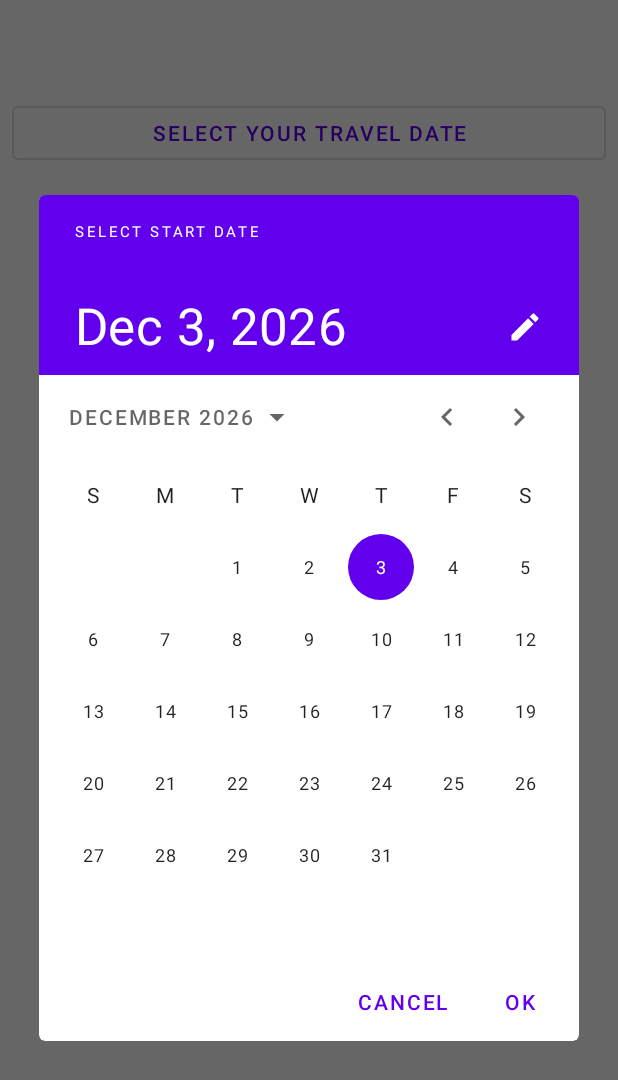
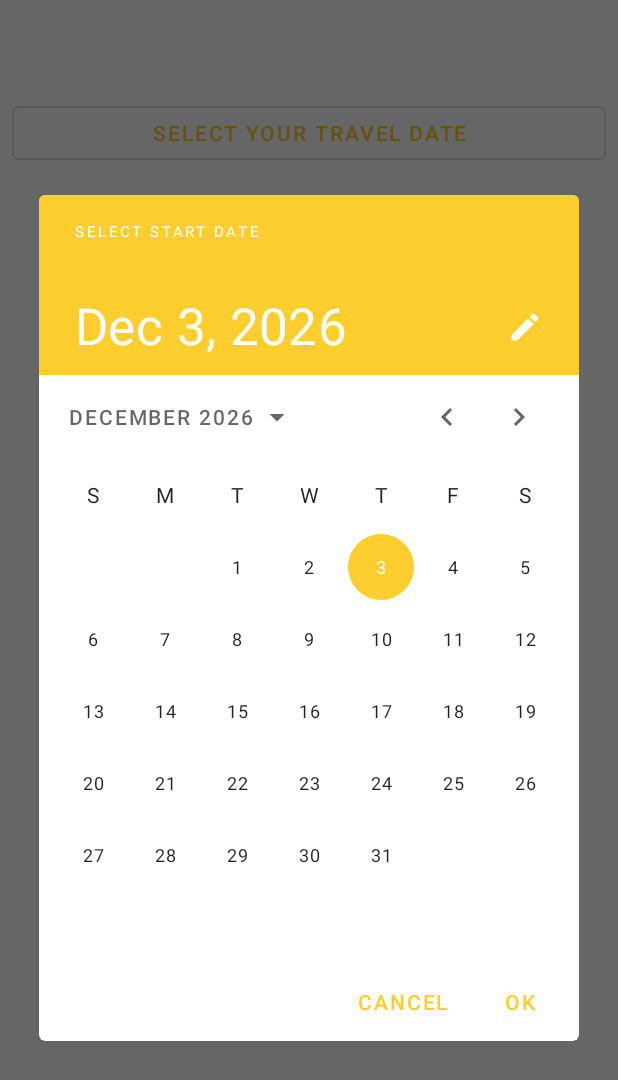
Before and after one commit to mridul-dhiman/RAC, an Android app: the MainActivity screen opened directly, with no data from a screen before it, after a tap on "SELECT YOUR TRAVEL DATE", on a phone screen of 412 x 824 dp. Shown: the top 1080 px of the screen. Run offline under Robolectric (Android 15) with nearby library versions, the phone set to English and light mode, and no system bars; our stand-ins replace Room's generated code.

Commit message:
Full Code

```diff
--- a/app/src/main/java/com/example/rac/models/Cars.java
+++ b/app/src/main/java/com/example/rac/models/Cars.java
@@ -6,14 +6,16 @@ public class Cars {
     private final String carSeats;
     private final String carReleaseYear;
     private final String carFuelType;
-    private boolean available = false;
-    private boolean selected = false;
+    private boolean available;
+    private boolean selected;
 
     public Cars(String carName, String carSeats, String carReleaseYear, String carFuelType) {
         this.carName = carName;
         this.carSeats = carSeats;
         this.carReleaseYear = carReleaseYear;
         this.carFuelType = carFuelType;
+        this.available = true;
+        this.selected = false;
     }
 
     public String getCarName() {
--- a/app/src/main/java/com/example/rac/presistence/DAO.java
+++ b/app/src/main/java/com/example/rac/presistence/DAO.java
@@ -6,7 +6,10 @@ import androidx.room.Insert;
 import androidx.room.OnConflictStrategy;
 import androidx.room.Query;
 
+import com.example.rac.models.TravelPlan;
 import com.example.rac.models.Users;
+
+import java.util.List;
 
 @Dao
 public interface DAO {
@@ -19,4 +22,10 @@ public interface DAO {
 
     @Query("SELECT Name FROM Users WHERE Email = :email LIMIT 1")
     LiveData<String> getUserName(String email);
+
+    @Insert(onConflict = OnConflictStrategy.IGNORE)
+    long[] insertTravelPlan(TravelPlan... travelPlans);
+
+    @Query("SELECT * FROM TravelPlan WHERE email = :email")
+    LiveData<List<TravelPlan>> getTravelPlans(String email);
 }
--- a/app/src/main/java/com/example/rac/presistence/MainDatabase.java
+++ b/app/src/main/java/com/example/rac/presistence/MainDatabase.java
@@ -6,9 +6,10 @@ import androidx.room.Database;
 import androidx.room.Room;
 import androidx.room.RoomDatabase;
 
+import com.example.rac.models.TravelPlan;
 import com.example.rac.models.Users;
 
-@Database(entities = {Users.class}, version = 1)
+@Database(entities = {Users.class, TravelPlan.class}, version = 1)
 public abstract class MainDatabase extends RoomDatabase {
 
     private static final String DATABASE_NAME = "RAC_DATABASE";
--- a/app/src/main/java/com/example/rac/utils/CreateCarsList.java
+++ b/app/src/main/java/com/example/rac/utils/CreateCarsList.java
@@ -1,21 +1,29 @@
 package com.example.rac.utils;
 
+import android.util.Log;
+
 import com.example.rac.models.Cars;
+
 import java.util.ArrayList;
 import java.util.List;
 
 public class CreateCarsList {
+    private static final String TAG = "CreateCarsList";
 
     private static CreateCarsList instance;
 
     private final List<Cars> carsList = new ArrayList<>();
 
+    int unavailableCarsCount = 0;
+
     private CreateCarsList() {
-        carsList.add(new Cars("Hyundai elite i20","4+1 seater","2017-2018","Petrol"));
-        carsList.add(new Cars("Renault Kwid","4+1 seater","2020","Diesel"));
-        carsList.add(new Cars("Hyundai Creta","4+1 seater","2019","Diesel"));
-        carsList.add(new Cars("Mahindra eXUV300","6+1 seater","2021","Electric"));
-        carsList.add(new Cars("Skoda Rapid","4+1 seater","2017","Petrol"));
+        carsList.add(new Cars("Hyundai elite i20", "4+1 seater", "2017-2018", "Petrol"));
+        carsList.add(new Cars("Renault Kwid", "4+1 seater", "2020", "Diesel"));
+        carsList.add(new Cars("Hyundai Creta", "4+1 seater", "2019", "Diesel"));
+        carsList.add(new Cars("Mahindra eXUV300", "6+1 seater", "2021", "Electric"));
+        carsList.add(new Cars("Skoda Rapid", "4+1 seater", "2017", "Petrol"));
+
+        setUnavailableCars();
     }
 
     public static CreateCarsList getInstance() {
@@ -25,6 +33,24 @@ public class CreateCarsList {
         return instance;
     }
 
+    private void setUnavailableCars() {
+        while (unavailableCarsCount < 2) {
+            int index = RandomNumberGenerator.getInstance().getRandomNumber();
+            Log.d(TAG, "setUnavailableCars: generated " + index);
+            boolean exists = !carsList.get(index).isAvailable();
+            Log.d(TAG, "setUnavailableCars: exists " + exists + " available " + carsList.get(index).isAvailable());
+            if (exists) {
+                setUnavailableCars();
+            } else {
+                Log.d(TAG, "setUnavailableCars: called");
+                Cars updatedCar = carsList.get(index);
+                updatedCar.setAvailable(false);
+                carsList.set(index, updatedCar);
+                unavailableCarsCount++;
+            }
+        }
+    }
+
     public List<Cars> getCarsList() {
         return carsList;
     }
--- /dev/null
+++ b/app/src/main/res/drawable-night/car_list.xml
@@ -0,0 +1,8 @@
+<?xml version="1.0" encoding="utf-8"?>
+<shape xmlns:android="http://schemas.android.com/apk/res/android"
+    android:shape="rectangle">
+
+    <solid android:color="@color/cardview_dark_background" />
+    <corners android:radius="8dp" />
+
+</shape>
--- /dev/null
+++ b/app/src/main/res/drawable-night/car_selected.xml
@@ -0,0 +1,12 @@
+<?xml version="1.0" encoding="utf-8"?>
+<shape xmlns:android="http://schemas.android.com/apk/res/android"
+    android:shape="rectangle">
+
+    <solid android:color="@color/cardview_dark_background" />
+    <corners android:radius="8dp" />
+
+    <stroke
+        android:width="4dp"
+        android:color="@color/themeColor" />
+
+</shape>
--- /dev/null
+++ b/app/src/main/res/drawable/car_list.xml
@@ -0,0 +1,8 @@
+<?xml version="1.0" encoding="utf-8"?>
+<shape xmlns:android="http://schemas.android.com/apk/res/android"
+    android:shape="rectangle">
+
+    <solid android:color="@color/cardview_light_background" />
+    <corners android:radius="8dp" />
+
+</shape>
--- /dev/null
+++ b/app/src/main/res/drawable/car_selected.xml
@@ -0,0 +1,11 @@
+<?xml version="1.0" encoding="utf-8"?>
+<shape xmlns:android="http://schemas.android.com/apk/res/android"
+    android:shape="rectangle">
+
+    <solid android:color="@color/cardview_light_background" />
+    <corners android:radius="8dp" />
+
+    <stroke android:color="@color/themeColor"
+        android:width="4dp"/>
+
+</shape>
--- a/app/src/main/res/values/colors.xml
+++ b/app/src/main/res/values/colors.xml
@@ -8,4 +8,8 @@
     <color name="teal_700">#FF018786</color>
     <color name="black">#FF000000</color>
     <color name="white">#FFFFFFFF</color>
+
+    <color name="notAvailable">#FFCCCCCC</color>
+    <color name="themeColor">#FFFECE2E</color>
+    <color name="themeColorDark">#E6B81F</color>
 </resources>
--- a/app/src/main/res/values/styles.xml
+++ /dev/null
@@ -1,5 +0,0 @@
-<?xml version="1.0" encoding="utf-8"?>
-<resources>
-
-
-</resources>
--- a/app/src/main/res/values/themes.xml
+++ b/app/src/main/res/values/themes.xml
@@ -2,8 +2,8 @@
     <!-- Base application theme. -->
     <style name="Theme.RAC" parent="Theme.MaterialComponents.DayNight.NoActionBar">
         <!-- Primary brand color. -->
-        <item name="colorPrimary">@color/purple_500</item>
-        <item name="colorPrimaryVariant">@color/purple_700</item>
+        <item name="colorPrimary">@color/themeColor</item>
+        <item name="colorPrimaryVariant">@color/themeColorDark</item>
         <item name="colorOnPrimary">@color/white</item>
         <!-- Secondary brand color. -->
         <item name="colorSecondary">@color/teal_200</item>
@@ -13,7 +13,7 @@
         <item name="android:statusBarColor" tools:targetApi="l">?attr/colorPrimaryVariant</item>
         <!-- Customize your theme here. -->
         <item name="android:windowContentTransitions">true</item>
-        <item  name="android:windowActivityTransitions">true</item>
+        <item name="android:windowActivityTransitions">true</item>
 
     </style>
 
@@ -21,4 +21,9 @@
         <item name="android:textColor">@color/black</item>
     </style>
 
+    <style name="Theme.RAC.NoActionBar">
+        <item name="windowActionBar">false</item>
+        <item name="windowNoTitle">true</item>
+    </style>
+
 </resources>
```
Also changed, not shown: app/src/main/AndroidManifest.xml (+11 -5 lines), app/src/main/java/com/example/rac/adapter/RecyclerViewAdapter.java (+14 -0 lines), app/src/main/java/com/example/rac/models/TravelPlan.java (added, +39 -0 lines), app/src/main/java/com/example/rac/repository/UsersRepository.java (+19 -1 lines), app/src/main/java/com/example/rac/ui/MainActivity.java (+16 -27 lines), app/src/main/java/com/example/rac/viewModels/UsersViewModel.java (+11 -0 lines).
